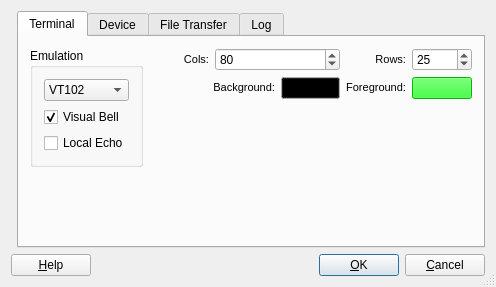
Old version of the form 1.1/settingsdialog.ui in the repository 8bitgeek/komport.
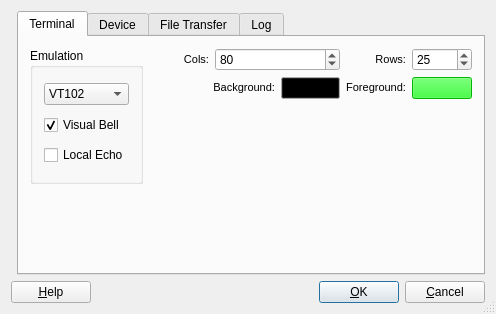
New version of the form.

```diff
--- a/1.1/settingsdialog.ui
+++ b/1.1/settingsdialog.ui
@@ -9,7 +9,7 @@
     <x>0</x>
     <y>0</y>
     <width>496</width>
-    <height>285</height>
+    <height>314</height>
    </rect>
   </property>
   <property name="windowTitle">
```
Left out of the diff: 1200 changed lines with no effect on the pictures.
